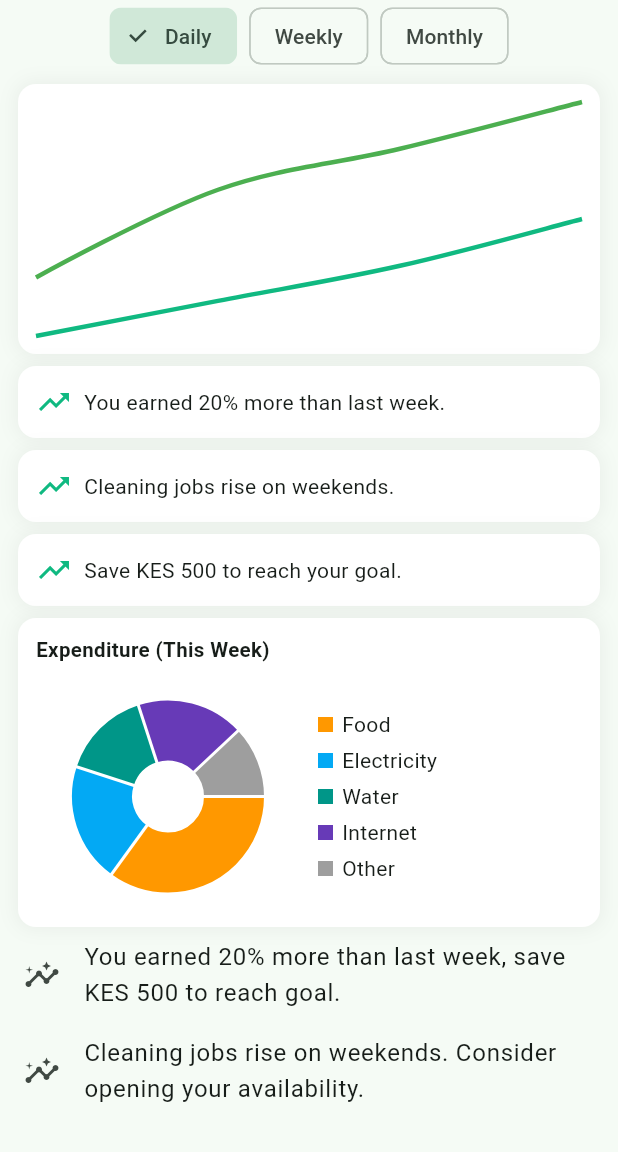
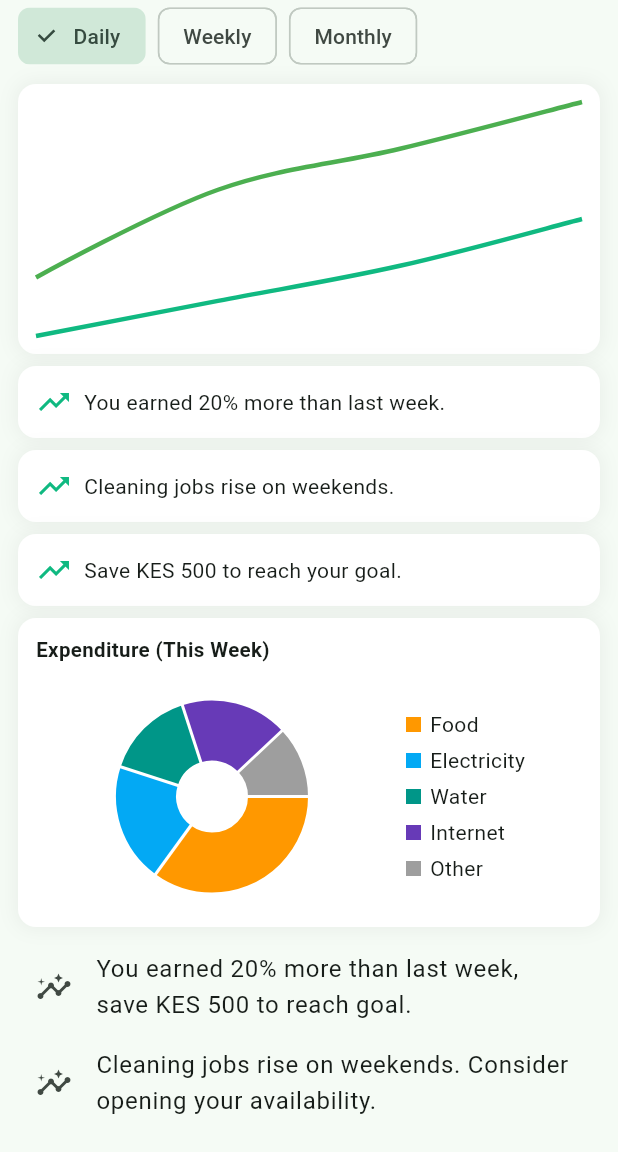
Before and after one commit to Veranzi/Jasho, a Flutter app: the AiAssistantScreen screen opened by its route, on a phone screen of 412 x 824 dp, the part 84-1236 px from its top. Run offline on Flutter 3.47's test engine with Material 3 defaults, Android fonts, the light colour scheme and no system bars; drawn by our look-alikes of fl_chart; our stand-ins replace flutter_screenutil, image_picker, intl_phone_field, printing, responsive_framework, shared_preferences; missing offline and left inert: mobile_scanner; accounts and stored records are empty.

```diff
--- a/jashoo/lib/screens/dashboard/ai_assistant_screen.dart
+++ b/jashoo/lib/screens/dashboard/ai_assistant_screen.dart
@@ -1,3 +1,4 @@
+
 import 'package:flutter/material.dart';
 import 'package:provider/provider.dart';
 import 'package:fl_chart/fl_chart.dart';
@@ -11,6 +12,7 @@ class AiAssistantScreen extends StatelessWidget {
   Widget build(BuildContext context) {
     final ai = context.watch<AiProvider>();
     final isEnglish = Localizations.localeOf(context).languageCode == 'en';
+
     return Scaffold(
       appBar: AppBar(
         title: const Text('Jasho Insights'),
@@ -18,9 +20,10 @@ class AiAssistantScreen extends StatelessWidget {
       ),
       body: SafeArea(
         child: SingleChildScrollView(
+          padding: const EdgeInsets.only(bottom: 16),
           child: Column(
+            crossAxisAlignment: CrossAxisAlignment.stretch,
             children: [
-          // Removed language switch; now controlled globally via drawer
               // Period toggles
               Padding(
                 padding: const EdgeInsets.symmetric(horizontal: 12.0),
@@ -38,6 +41,7 @@ class AiAssistantScreen extends StatelessWidget {
                 ),
               ),
               const SizedBox(height: 8),
+
               // Earnings vs Savings chart
               Padding(
                 padding: const EdgeInsets.symmetric(horizontal: 12.0),
@@ -48,7 +52,10 @@ class AiAssistantScreen extends StatelessWidget {
                     color: Colors.white,
                     borderRadius: BorderRadius.circular(12),
                     boxShadow: [
-                  BoxShadow(color: Colors.black.withOpacity(0.05), spreadRadius: 1, blurRadius: 10),
+                      BoxShadow(
+                          color: Colors.black.withOpacity(0.05),
+                          spreadRadius: 1,
+                          blurRadius: 10),
                     ],
                   ),
                   child: LineChart(
@@ -58,14 +65,24 @@ class AiAssistantScreen extends StatelessWidget {
                       borderData: FlBorderData(show: false),
                       lineBarsData: [
                         LineChartBarData(
-                      spots: const [FlSpot(0, 2), FlSpot(1, 3.5), FlSpot(2, 4.2), FlSpot(3, 5)],
+                          spots: const [
+                            FlSpot(0, 2),
+                            FlSpot(1, 3.5),
+                            FlSpot(2, 4.2),
+                            FlSpot(3, 5)
+                          ],
                           isCurved: true,
                           color: Colors.green,
                           barWidth: 3,
                           dotData: const FlDotData(show: false),
                         ),
                         LineChartBarData(
-                      spots: const [FlSpot(0, 1), FlSpot(1, 1.6), FlSpot(2, 2.2), FlSpot(3, 3)],
+                          spots: const [
+                            FlSpot(0, 1),
+                            FlSpot(1, 1.6),
+                            FlSpot(2, 2.2),
+                            FlSpot(3, 3)
+                          ],
                           isCurved: true,
                           color: Color(0xFF10B981),
                           barWidth: 3,
@@ -77,20 +94,28 @@ class AiAssistantScreen extends StatelessWidget {
                 ),
               ),
               const SizedBox(height: 8),
+
               // Predictions
               Padding(
                 padding: const EdgeInsets.symmetric(horizontal: 12.0),
                 child: Column(
                   children: [
-                _predictionCard(isEnglish ? 'You earned 20% more than last week.' : 'Ulipata 20% zaidi kuliko wiki iliyopita.'),
+                    _predictionCard(isEnglish
+                        ? 'You earned 20% more than last week.'
+                        : 'Ulipata 20% zaidi kuliko wiki iliyopita.'),
                     const SizedBox(height: 8),
-                _predictionCard(isEnglish ? 'Cleaning jobs rise on weekends.' : 'Kazi za usafi huongezeka wikendi.'),
+                    _predictionCard(isEnglish
+                        ? 'Cleaning jobs rise on weekends.'
+                        : 'Kazi za usafi huongezeka wikendi.'),
                     const SizedBox(height: 8),
-                _predictionCard(isEnglish ? 'Save KES 500 to reach your goal.' : 'Weka KES 500 kufikia lengo.'),
+                    _predictionCard(isEnglish
+                        ? 'Save KES 500 to reach your goal.'
+                        : 'Weka KES 500 kufikia lengo.'),
                   ],
                 ),
               ),
               const SizedBox(height: 8),
+
               // Expenditure breakdown
               Padding(
                 padding: const EdgeInsets.symmetric(horizontal: 12.0),
@@ -99,18 +124,26 @@ class AiAssistantScreen extends StatelessWidget {
                   decoration: BoxDecoration(
                     color: Colors.white,
                     borderRadius: BorderRadius.circular(12),
-                boxShadow: [BoxShadow(color: Colors.black.withOpacity(0.05), spreadRadius: 1, blurRadius: 10)],
+                    boxShadow: [
+                      BoxShadow(
+                          color: Colors.black.withOpacity(0.05),
+                          spreadRadius: 1,
+                          blurRadius: 10)
+                    ],
                   ),
                   child: Column(
                     crossAxisAlignment: CrossAxisAlignment.start,
                     children: [
-                  Text('Expenditure (This Week)', style: TextStyle(fontWeight: FontWeight.bold, fontSize: 14.sp)),
+                      Text('Expenditure (This Week)',
+                          style: TextStyle(
+                              fontWeight: FontWeight.bold, fontSize: 14.sp)),
                       const SizedBox(height: 12),
                       SizedBox(
                         height: 150,
                         child: Row(
                           children: [
-                        Expanded(
+                            Flexible(
+                              flex: 2,
                               child: PieChart(
                                 PieChartData(
                                   sectionsSpace: 2,
@@ -120,7 +153,8 @@ class AiAssistantScreen extends StatelessWidget {
                               ),
                             ),
                             const SizedBox(width: 12),
-                        Expanded(
+                            Flexible(
+                              flex: 1,
                               child: Column(
                                 crossAxisAlignment: CrossAxisAlignment.start,
                                 mainAxisAlignment: MainAxisAlignment.center,
@@ -140,18 +174,24 @@ class AiAssistantScreen extends StatelessWidget {
                   ),
                 ),
               ),
-          ListView.builder(
-            shrinkWrap: true,
-            physics: const NeverScrollableScrollPhysics(),
-            itemCount: ai.suggestions.length,
-            itemBuilder: (context, index) {
-              final s = ai.suggestions[index];
+              const SizedBox(height: 8),
+
+              // Suggestions
+              Padding(
+                padding: const EdgeInsets.symmetric(horizontal: 8.0),
+                child: Column(
+                  children: ai.suggestions.map((s) {
                     final text = isEnglish ? s.messageEn : s.messageSw;
                     return ListTile(
                       leading: const Icon(Icons.insights),
-                title: Text(text),
+                      title: Text(
+                        text,
+                        softWrap: true,
+                        overflow: TextOverflow.visible,
+                      ),
                     );
-            },
+                  }).toList(),
+                ),
               ),
             ],
           ),
@@ -167,19 +207,29 @@ class AiAssistantScreen extends StatelessWidget {
       decoration: BoxDecoration(
         color: Colors.white,
         borderRadius: BorderRadius.circular(12),
-        boxShadow: [BoxShadow(color: Colors.black.withOpacity(0.05), spreadRadius: 1, blurRadius: 10)],
+        boxShadow: [
+          BoxShadow(
+              color: Colors.black.withOpacity(0.05),
+              spreadRadius: 1,
+              blurRadius: 10)
+        ],
       ),
       child: Row(
         children: [
           const Icon(Icons.trending_up, color: Color(0xFF10B981)),
           const SizedBox(width: 8),
-          Expanded(child: Text(text)),
+          Expanded(
+            child: Text(
+              text,
+              softWrap: true,
+            ),
+          ),
         ],
       ),
     );
   }
 
-  List<PieChartSectionData> _expenditureSections() {
+  static List<PieChartSectionData> _expenditureSections() {
     return [
       PieChartSectionData(value: 35, color: Colors.orange, title: ''),
       PieChartSectionData(value: 20, color: Colors.lightBlue, title: ''),
```
Also changed, not shown: jashoo/lib/screens/loans/loan_eligibility_screen.dart (+15 -4 lines), jashoo/pubspec.lock, 6 other files. Lines whose indentation alone changed are shown as unchanged.
